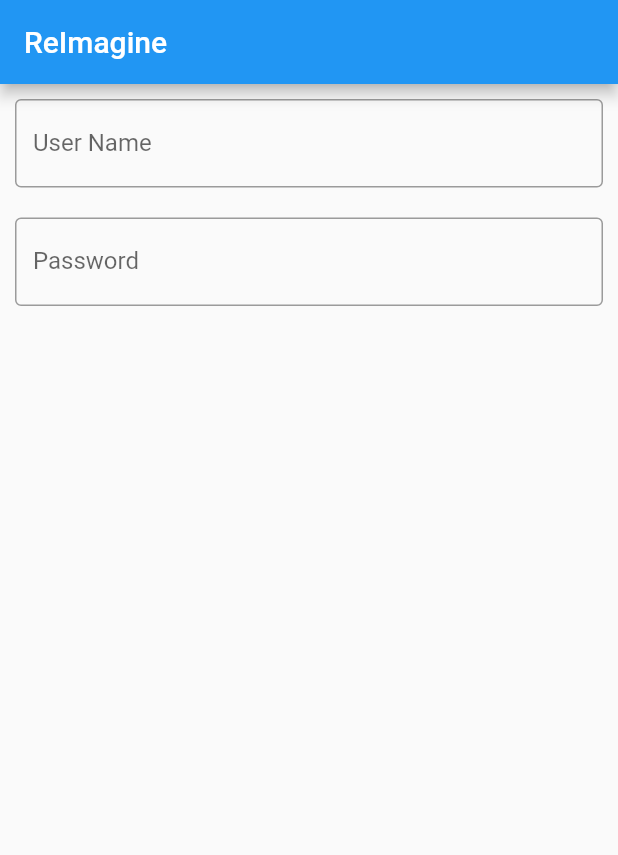
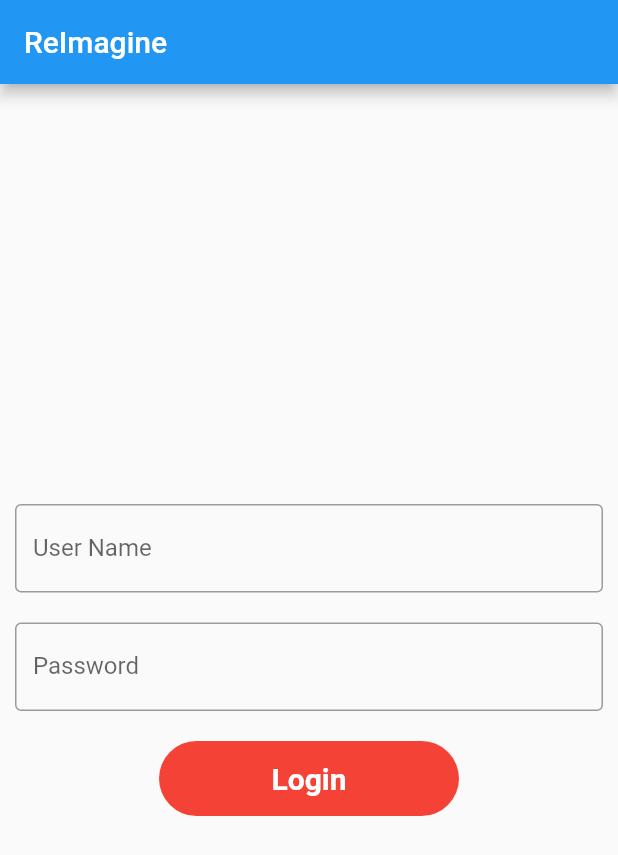
Before and after one commit to hardik-kapadia/ReImagine-App, a Flutter app: the screen it shows after launch, on a phone screen of 412 x 824 dp. Shown: the top 855 px of the screen. Run offline on Flutter 3.47's test engine with Material 2 defaults, Android fonts, the phone set to English and light mode, and no system bars.

Commit message:
minor change

```diff
--- a/re_imagine/lib/loginPage.dart
+++ b/re_imagine/lib/loginPage.dart
@@ -1,3 +1,4 @@
+import 'package:flutter/cupertino.dart';
 import 'package:flutter/material.dart';
 
 class LoginPage extends StatelessWidget {
@@ -10,6 +11,7 @@ class LoginPage extends StatelessWidget {
         title: Text('ReImagine'),
       ),
       body: Column(
+        mainAxisAlignment: MainAxisAlignment.center,
         children: [
           Padding(
             padding: EdgeInsets.all(10),
@@ -34,7 +36,24 @@ class LoginPage extends StatelessWidget {
             onTap: () {
               // TODO login function
             },
-            child: Container(),
+            child: Container(
+              margin: const EdgeInsets.all(10.0),
+              width: 200.0,
+              height: 50.0,
+              decoration: BoxDecoration(
+                borderRadius: BorderRadius.circular(50),
+                color: Colors.red,
+              ),
+              child: Center(
+                  child: Text(
+                'Login',
+                style: TextStyle(
+                  color: Colors.white,
+                  fontSize: 20,
+                  fontWeight: FontWeight.bold,
+                ),
+              )),
+            ),
           ),
         ],
       ),
```
